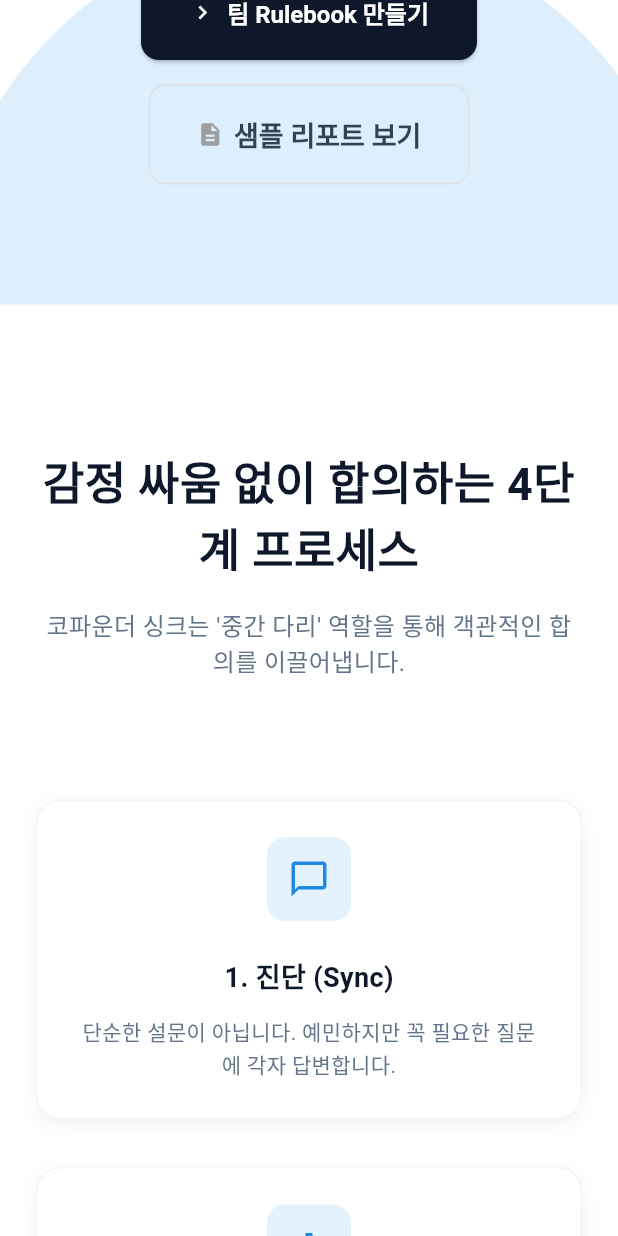
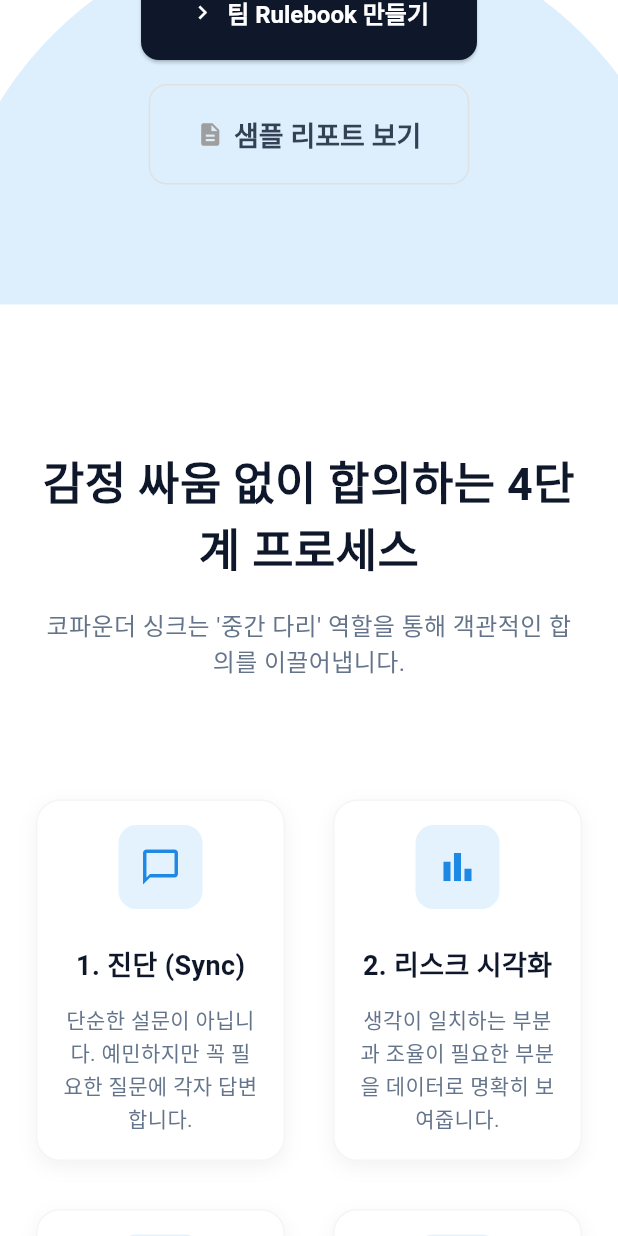
Before and after one commit to jumyeong2/flutter_demo, a Flutter app: the screen it shows after launch, scrolled down 576 dp, on a phone screen of 412 x 824 dp. Run offline on Flutter 3.47's test engine with Material 3 defaults, Android fonts, the phone set to English and light mode, and no system bars; our stand-ins replace get; Roboto replaces fonts that are missing (Pretendard).

Commit message:
프로세스 랜딩페이지 수정

```diff
--- a/lib/ui/page/landing/landing_page.dart
+++ b/lib/ui/page/landing/landing_page.dart
@@ -357,7 +357,7 @@ class LandingPage extends StatelessWidget {
                 children: steps.map((step) {
                   double width;
                   if (ResponsiveLayout.isMobile(context)) {
-                    width = constraints.maxWidth;
+                    width = (constraints.maxWidth - 32) / 2;
                   } else if (ResponsiveLayout.isTablet(context)) {
                     width = (constraints.maxWidth - 32) / 2;
                   } else {
@@ -365,7 +365,9 @@ class LandingPage extends StatelessWidget {
                   }
                   return Container(
                     width: width,
-                    padding: const EdgeInsets.all(24),
+                    padding: EdgeInsets.all(
+                      ResponsiveLayout.isMobile(context) ? 16 : 24,
+                    ),
                     decoration: BoxDecoration(
                       color: Colors.white,
                       borderRadius: BorderRadius.circular(16),
```
